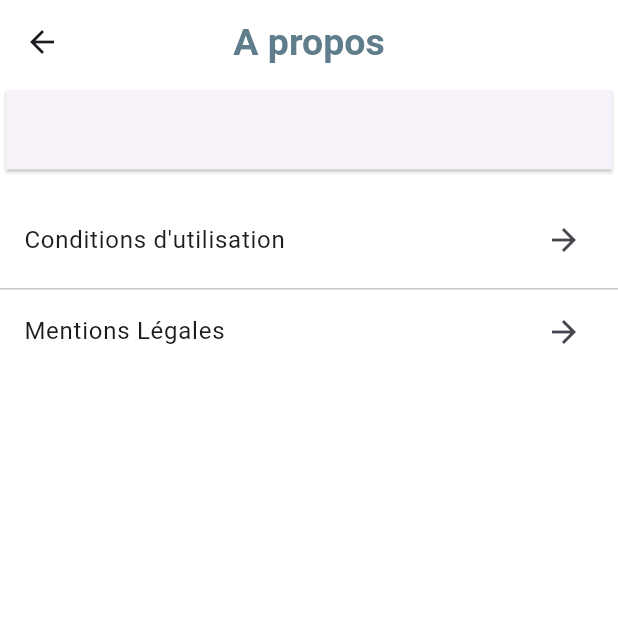
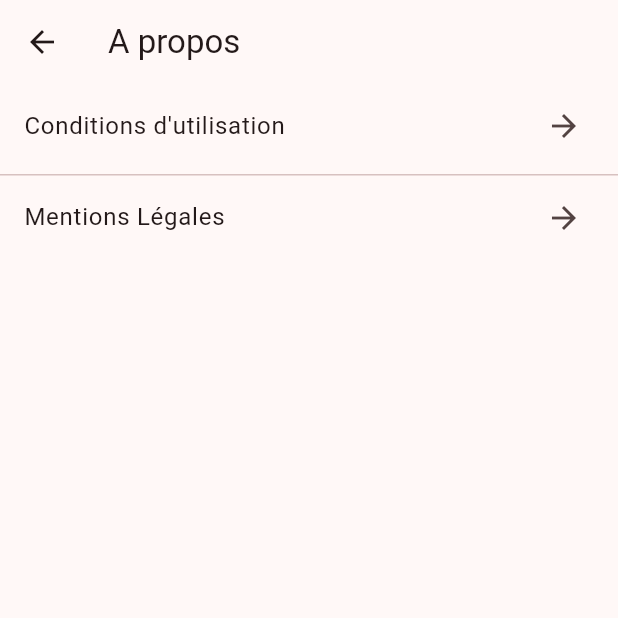
Before and after one commit to Orange-OpenSource/BaahBox-Flutter-android, a Flutter app: the SettingsPage screen opened by its route, after a tap on "A propos", on a phone screen of 412 x 824 dp, the top half of it. Run offline on Flutter 3.47's test engine with Material 3 defaults, Android fonts, the light colour scheme and no system bars; our stand-ins replace auto_size_text, get, get_storage, permission_handler; missing offline and left inert: custom_sliding_segmented_control, flame, flutter_reactive_ble, pdfx; accounts and stored records are empty.

Commit message:
feat/design: use adaptative components and support dark theme

```diff
--- a/baahbox/lib/games/balloon/balloonGamePage.dart
+++ b/baahbox/lib/games/balloon/balloonGamePage.dart
@@ -39,7 +39,6 @@ class BalloonGamePage extends StatelessWidget {
           foregroundColor: mainColor,
           titleTextStyle: TextStyle(
               color: mainColor, fontWeight: FontWeight.bold, fontSize: 25),
-          centerTitle: false,
           title: AutoSizeText("Fais exploser le ballon !", maxLines: 1),
           actions: [
             Container(
--- a/baahbox/lib/games/sheep/sheepGamePage.dart
+++ b/baahbox/lib/games/sheep/sheepGamePage.dart
@@ -39,7 +39,6 @@ class SheepGamePage extends StatelessWidget {
           foregroundColor: mainColor,
           titleTextStyle: TextStyle(
               color: mainColor, fontWeight: FontWeight.bold, fontSize: 25),
-          centerTitle: true,
           title:  AutoSizeText("Saute, Mouton, saute !", maxLines: 1),
           actions: [
             Container(
--- a/baahbox/lib/games/spaceShip/spaceShipGamePage.dart
+++ b/baahbox/lib/games/spaceShip/spaceShipGamePage.dart
@@ -39,7 +39,6 @@ class SpaceShipGamePage extends StatelessWidget {
           foregroundColor: mainColor,
           titleTextStyle: TextStyle(
               color: mainColor, fontWeight: FontWeight.bold, fontSize: 25),
-          centerTitle: true,
           title:  AutoSizeText("La bataille de l'espace ", maxLines: 1),
           actions: [
             Container(
--- a/baahbox/lib/games/star/starGamePage.dart
+++ b/baahbox/lib/games/star/starGamePage.dart
@@ -39,7 +39,6 @@ class StarGamePage extends StatelessWidget {
           foregroundColor: mainColor,
           titleTextStyle: TextStyle(
               color: mainColor, fontWeight: FontWeight.bold, fontSize: 25),
-          centerTitle: true,
           title: AutoSizeText("Fais briller l'étoile !", maxLines: 1),
           actions: [
             Container(
--- a/baahbox/lib/games/toad/toadGamePage.dart
+++ b/baahbox/lib/games/toad/toadGamePage.dart
@@ -39,7 +39,6 @@ class ToadGamePage extends StatelessWidget {
           foregroundColor: mainColor,
           titleTextStyle: TextStyle(
               color: mainColor, fontWeight: FontWeight.bold, fontSize: 20),
-          centerTitle: true,
           title: AutoSizeText("Slurp !", maxLines: 1),
           actions: [
             Container(
--- a/baahbox/lib/main.dart
+++ b/baahbox/lib/main.dart
@@ -17,6 +17,7 @@
  *
  */
 
+import 'package:baahbox/constants/enums.dart';
 import 'package:flutter/material.dart';
 import 'package:baahbox/routes/routes.dart';
 import 'package:get/get.dart';
@@ -37,6 +38,9 @@ void main() async {
         initialRoute: BBRoute.welcome.path,
       getPages: BBRoutes.routes,
        debugShowCheckedModeBanner: false,
+       //theme: ThemeData.light(useMaterial3: true) ,
+       theme:ThemeData(colorSchemeSeed: BBColor.pinky.color, useMaterial3: true),
+       darkTheme: ThemeData.dark()
      ),
   );
 }
--- a/baahbox/lib/services/settings/legalInformationsPage.dart
+++ b/baahbox/lib/services/settings/legalInformationsPage.dart
@@ -49,7 +49,6 @@ class _LegalInformationPageState extends State<LegalInformationsPage> {
   @override
   Widget build(BuildContext context) {
     return Scaffold(
-      backgroundColor: Colors.white,
       appBar: AppBar(
         title: const Text('Informations légales'),
         actions: <Widget>[
--- a/baahbox/lib/services/settings/settingsPage.dart
+++ b/baahbox/lib/services/settings/settingsPage.dart
@@ -27,28 +27,90 @@ class SettingsPage extends StatelessWidget {
 
   @override
   Widget build(BuildContext context) {
-
     return Scaffold(
         appBar: AppBar(
-          backgroundColor: Colors.white,
-          titleTextStyle: TextStyle(
-              color: Colors.blueGrey,
-              fontWeight: FontWeight.bold,
-              fontSize: 25),
-          centerTitle: true,
           title: Text("Réglages"),
         ),
-        backgroundColor: Colors.white,
-        body:ListView(
-    padding: const EdgeInsets.all(0),
-    children:
-            [
+        body: ListView(padding: const EdgeInsets.all(0), children: [
           Card(
             shape: ContinuousRectangleBorder(),
             child: Padding(
                 padding: const EdgeInsets.all(16.0),
-                          child:
-                                const Text('',),),
+                child: Text('Paramètres',
+                    style: Theme.of(context).textTheme.titleMedium)),
+          ),
+          ListTile(
+              trailing: Icon(Icons.arrow_forward_outlined),
+              dense: false,
+              enabled: true,
+              onTap: () => Get.toNamed(BBRoute.connection.path),
+              title: Text('Connexion',
+                  style: Theme.of(context).textTheme.bodyLarge)),
+          const SizedBox(
+            height: 15,
+          ),
+          ListTile(
+            trailing: Icon(Icons.arrow_forward_outlined),
+            dense: false,
+            enabled: true,
+            onTap: () => Get.toNamed(BBRoute.generalSettings.path),
+            title:
+                Text('Général', style: Theme.of(context).textTheme.bodyLarge),
+          ),
+          const SizedBox(
+            height: 15,
+          ),
+          Card(
+            shape: ContinuousRectangleBorder(),
+            child: Padding(
+                padding: const EdgeInsets.all(16.0),
+                child: Text('Gestion des jeux',
+                    style: Theme.of(context).textTheme.titleMedium)),
+          ),
+          ListTile(
+            trailing: Icon(Icons.arrow_forward_outlined),
+            dense: false,
+            enabled: true,
+            onTap: () => Get.toNamed(BBRoute.sheepSettings.path),
+            title: Text('Saute mouton',
+                style: Theme.of(context).textTheme.bodyLarge),
+          ),
+          const SizedBox(
+            height: 5,
+          ),
+          const Divider(
+            height: 0,
+          ),
+          ListTile(
+            trailing: Icon(Icons.arrow_forward_outlined),
+            dense: false,
+            enabled: true,
+            onTap: () => Get.toNamed(BBRoute.spaceShipSettings.path),
+            title: Text('Bataille de l\'espace',
+                style: Theme.of(context).textTheme.bodyLarge),
+          ),
+          const SizedBox(
+            height: 5,
+          ),
+          const Divider(
+            height: 0,
+          ),
+          ListTile(
+            trailing: Icon(Icons.arrow_forward_outlined),
+            dense: false,
+            enabled: true,
+            onTap: () => Get.toNamed(BBRoute.toadSettings.path),
+            title: Text('Gobe les mouches',
+                style: Theme.of(context).textTheme.bodyLarge),
+          ),
+          Card(
+            shape: ContinuousRectangleBorder(),
+            child: Padding(
+              padding: const EdgeInsets.all(16.0),
+              child: const Text(
+                '',
+              ),
+            ),
           ),
           const SizedBox(
             height: 15,
@@ -57,89 +119,9 @@ class SettingsPage extends StatelessWidget {
             trailing: Icon(Icons.arrow_forward_outlined),
             dense: false,
             enabled: true,
-                    onTap: ()
-                      => Get.toNamed(BBRoute.connection.path),
-                    title: Text('Connexion'),
-                  ),
-                  Card(
-                    shape: ContinuousRectangleBorder(),
-                    child: Padding(
-                      padding: const EdgeInsets.all(16.0),
-                      child:
-                      const Text('',),),
-                  ),
-                  const SizedBox(
-                    height: 15,
-                  ),
-                  ListTile(
-                    trailing: Icon(Icons.arrow_forward_outlined),
-                    dense: false,
-                    enabled: true,
-                    onTap: ()
-                    => Get.toNamed(BBRoute.generalSettings.path),
-                    title: Text('Général '),
-                  ),
-                  const SizedBox(
-                    height: 15,
-                  ),
-                  Card(
-                    shape: ContinuousRectangleBorder(),
-                    child: Padding(
-                      padding: const EdgeInsets.all(16.0),
-                      child:
-                      const Text('Gestion des jeux', style: TextStyle(
-                          color: Colors.black, fontWeight: FontWeight.bold, fontSize: 18)),),
-                  ),
-
-                  ListTile(
-                    trailing: Icon(Icons.arrow_forward_outlined),
-                    dense: false,
-                    enabled: true,
-                    onTap: ()
-                    => Get.toNamed(BBRoute.sheepSettings.path),
-                    title: Text('Saute mouton'),
-                  ),
-                  const SizedBox(
-                    height: 5,
-                  ),
-                  const Divider(height: 0,),
-                  ListTile(
-                    trailing: Icon(Icons.arrow_forward_outlined),
-                    dense: false,
-                    enabled: true,
-                    onTap: ()
-                    => Get.toNamed(BBRoute.spaceShipSettings.path),
-                    title: Text('Bataille de l\'espace'),
-                  ),
-                  const SizedBox(
-                    height: 5,
-                  ),
-                  const Divider(height: 0,),
-                  ListTile(
-                    trailing: Icon(Icons.arrow_forward_outlined),
-                    dense: false,
-                    enabled: true,
-                    onTap: ()
-                    => Get.toNamed(BBRoute.toadSettings.path),
-                    title: Text('Gobe les mouches'),
-                  ),
-              Card(
-                shape: ContinuousRectangleBorder(),
-                child: Padding(
-                  padding: const EdgeInsets.all(16.0),
-                  child:
-                  const Text('',),),
-              ),
-              const SizedBox(
-                height: 15,
-              ),
-              ListTile(
-                trailing: Icon(Icons.arrow_forward_outlined),
-                dense: false,
-                enabled: true,
-                onTap: ()
-                => Get.toNamed(BBRoute.termsAndConditions.path),
-                title: Text('A propos'),
+            onTap: () => Get.toNamed(BBRoute.termsAndConditions.path),
+            title:
+                Text('A propos', style: Theme.of(context).textTheme.bodyLarge),
           ),
         ]));
   }
--- a/baahbox/lib/services/settings/termsAndConditionsPage.dart
+++ b/baahbox/lib/services/settings/termsAndConditionsPage.dart
@@ -29,29 +29,13 @@ class TermsAndConditionsPage extends StatelessWidget {
 
     return Scaffold(
         appBar: AppBar(
-          backgroundColor: Colors.white,
-          titleTextStyle: TextStyle(
-              color: Colors.blueGrey,
-              fontWeight: FontWeight.bold,
-              fontSize: 25),
-          centerTitle: true,
           title: Text("A propos"),
         ),
-        backgroundColor: Colors.white,
         body:ListView(
             padding: const EdgeInsets.all(0),
             children:
             [
-              Card(
-                shape: ContinuousRectangleBorder(),
-                child: Padding(
-                  padding: const EdgeInsets.all(16.0),
-                  child:
-                  const Text('',),),
-              ),
-              const SizedBox(
-                height: 15,
-              ),
+
               ListTile(
                 trailing: Icon(Icons.arrow_forward_outlined),
                 dense: false,
--- a/baahbox/lib/services/settings/termsOfUsePage.dart
+++ b/baahbox/lib/services/settings/termsOfUsePage.dart
@@ -50,7 +50,6 @@ class _TermsOfUsePageState extends State<TermsOfUsePage> {
   @override
   Widget build(BuildContext context) {
     return Scaffold(
-      backgroundColor: Colors.white,
       appBar: AppBar(
         title: const Text('CGU'),
         actions: <Widget>[
--- a/baahbox/lib/welcome.dart
+++ b/baahbox/lib/welcome.dart
@@ -43,10 +43,6 @@ class _WelcomePageState extends State<WelcomePage> {
 
     return Scaffold(
         appBar: AppBar(
-          backgroundColor: Colors.white,
-          titleTextStyle: TextStyle(
-              color: mainColor, fontWeight: FontWeight.bold, fontSize: 25),
-          centerTitle: true,
           title: Text("Baah !"),
          // leading: null,
           automaticallyImplyLeading: false,
@@ -63,7 +59,6 @@ class _WelcomePageState extends State<WelcomePage> {
                 onPressed: () => Get.toNamed('/settings')),
           ],
         ),
-        backgroundColor: Colors.white,
         body: Container(
           child: ListView(
               padding: const EdgeInsets.all(0),
```
Also changed, not shown: baahbox/lib/services/ble/bleMonitorView.dart (+17 -17 lines), baahbox/lib/services/ble/connectionPage.dart (+11 -18 lines), baahbox/lib/services/settings/generalSettingsPage.dart (+61 -73 lines), baahbox/lib/services/settings/sheepSettingsPage.dart (+29 -34 lines), baahbox/lib/services/settings/spaceShipSettingsPage.dart (+28 -34 lines), 1 other file. Lines whose indentation alone changed are shown as unchanged.
